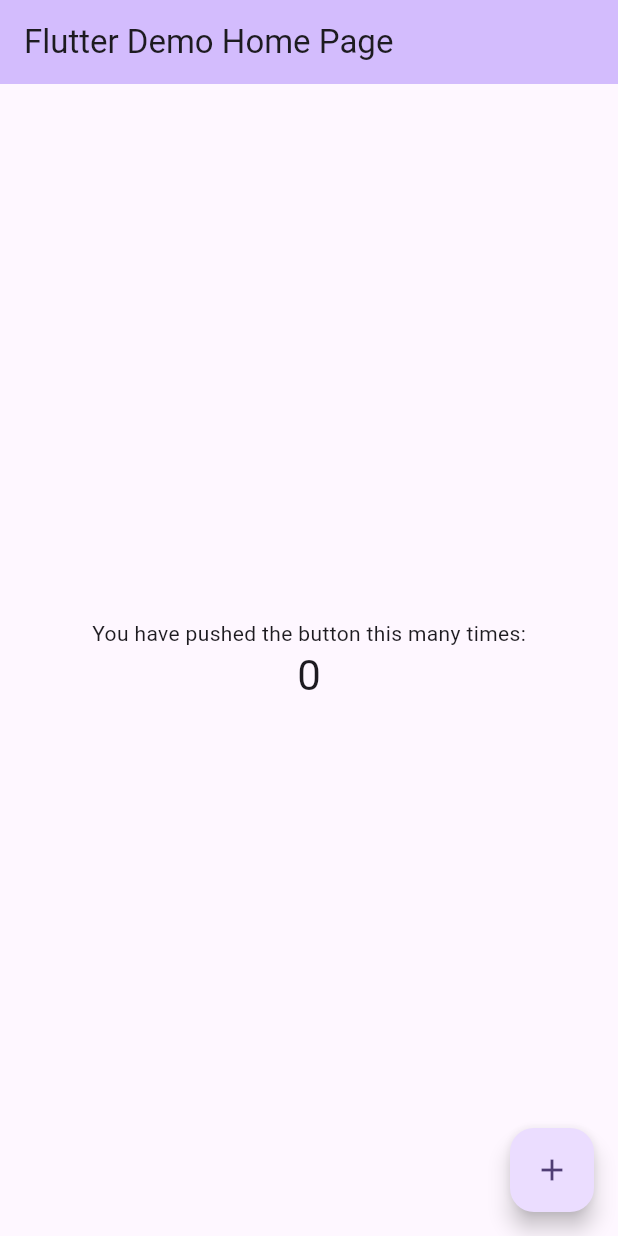
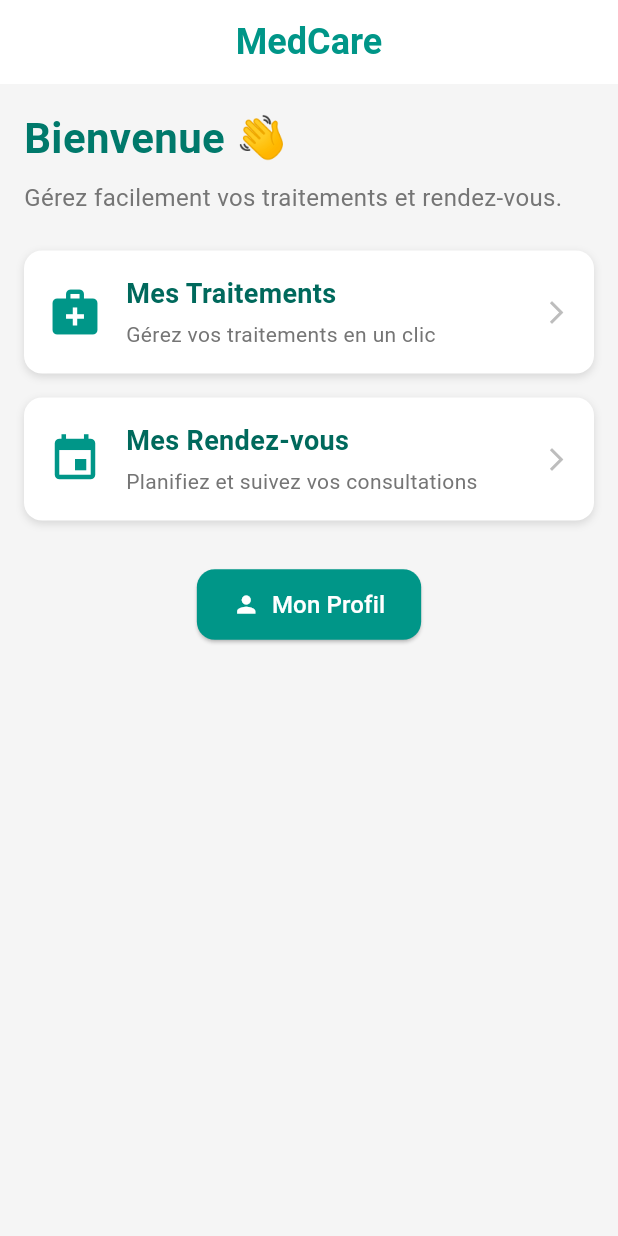
Before and after one commit to mpgamer75/medcare, a Flutter app: the screen it shows after launch, on a phone screen of 412 x 824 dp. Run offline on Flutter 3.47's test engine with Material 3 defaults, Android fonts, the phone set to English and light mode, and no system bars; Roboto replaces fonts that are missing (Arial).

Commit message:
feat(core): Ajout de la page d'acceuil de l'application *** à modifier et ajouter les liens pour les autres pages *** on doit pour ça créer les pages et les mettre sur le main.dart et l'écran d'acceuil

```diff
--- a/lib/main.dart
+++ b/lib/main.dart
@@ -1,122 +1,17 @@
 import 'package:flutter/material.dart';
+import 'screens/ecran_acceuil.dart';
 
 void main() {
-  runApp(const MyApp());
+  runApp(MyApp());
 }
 
 class MyApp extends StatelessWidget {
-  const MyApp({super.key});
-
-  // This widget is the root of your application.
   @override
   Widget build(BuildContext context) {
     return MaterialApp(
-      title: 'Flutter Demo',
-      theme: ThemeData(
-        // This is the theme of your application.
-        //
-        // TRY THIS: Try running your application with "flutter run". You'll see
-        // the application has a purple toolbar. Then, without quitting the app,
-        // try changing the seedColor in the colorScheme below to Colors.green
-        // and then invoke "hot reload" (save your changes or press the "hot
-        // reload" button in a Flutter-supported IDE, or press "r" if you used
-        // the command line to start the app).
-        //
-        // Notice that the counter didn't reset back to zero; the application
-        // state is not lost during the reload. To reset the state, use hot
-        // restart instead.
-        //
-        // This works for code too, not just values: Most code changes can be
-        // tested with just a hot reload.
-        colorScheme: ColorScheme.fromSeed(seedColor: Colors.deepPurple),
-      ),
-      home: const MyHomePage(title: 'Flutter Demo Home Page'),
+      debugShowCheckedModeBanner: false,
+      theme: ThemeData(primaryColor: Colors.teal, fontFamily: 'Arial'),
+      home: HomeScreen(),
     );
   }
 }
-
-class MyHomePage extends StatefulWidget {
-  const MyHomePage({super.key, required this.title});
-
-  // This widget is the home page of your application. It is stateful, meaning
-  // that it has a State object (defined below) that contains fields that affect
-  // how it looks.
-
-  // This class is the configuration for the state. It holds the values (in this
-  // case the title) provided by the parent (in this case the App widget) and
-  // used by the build method of the State. Fields in a Widget subclass are
-  // always marked "final".
-
-  final String title;
-
-  @override
-  State<MyHomePage> createState() => _MyHomePageState();
-}
-
-class _MyHomePageState extends State<MyHomePage> {
-  int _counter = 0;
-
-  void _incrementCounter() {
-    setState(() {
-      // This call to setState tells the Flutter framework that something has
-      // changed in this State, which causes it to rerun the build method below
-      // so that the display can reflect the updated values. If we changed
-      // _counter without calling setState(), then the build method would not be
-      // called again, and so nothing would appear to happen.
-      _counter++;
-    });
-  }
-
-  @override
-  Widget build(BuildContext context) {
-    // This method is rerun every time setState is called, for instance as done
-    // by the _incrementCounter method above.
-    //
-    // The Flutter framework has been optimized to make rerunning build methods
-    // fast, so that you can just rebuild anything that needs updating rather
-    // than having to individually change instances of widgets.
-    return Scaffold(
-      appBar: AppBar(
-        // TRY THIS: Try changing the color here to a specific color (to
-        // Colors.amber, perhaps?) and trigger a hot reload to see the AppBar
-        // change color while the other colors stay the same.
-        backgroundColor: Theme.of(context).colorScheme.inversePrimary,
-        // Here we take the value from the MyHomePage object that was created by
-        // the App.build method, and use it to set our appbar title.
-        title: Text(widget.title),
-      ),
-      body: Center(
-        // Center is a layout widget. It takes a single child and positions it
-        // in the middle of the parent.
-        child: Column(
-          // Column is also a layout widget. It takes a list of children and
-          // arranges them vertically. By default, it sizes itself to fit its
-          // children horizontally, and tries to be as tall as its parent.
-          //
-          // Column has various properties to control how it sizes itself and
-          // how it positions its children. Here we use mainAxisAlignment to
-          // center the children vertically; the main axis here is the vertical
-          // axis because Columns are vertical (the cross axis would be
-          // horizontal).
-          //
-          // TRY THIS: Invoke "debug painting" (choose the "Toggle Debug Paint"
-          // action in the IDE, or press "p" in the console), to see the
-          // wireframe for each widget.
-          mainAxisAlignment: MainAxisAlignment.center,
-          children: <Widget>[
-            const Text('You have pushed the button this many times:'),
-            Text(
-              '$_counter',
-              style: Theme.of(context).textTheme.headlineMedium,
-            ),
-          ],
-        ),
-      ),
-      floatingActionButton: FloatingActionButton(
-        onPressed: _incrementCounter,
-        tooltip: 'Increment',
-        child: const Icon(Icons.add),
-      ), // This trailing comma makes auto-formatting nicer for build methods.
-    );
-  }
-}
--- /dev/null
+++ b/lib/screens/ecran_acceuil.dart
@@ -0,0 +1,148 @@
+import 'package:flutter/material.dart';
+
+class HomeScreen extends StatelessWidget {
+  @override
+  Widget build(BuildContext context) {
+    return Scaffold(
+      backgroundColor: Colors.grey[100],
+      appBar: AppBar(
+        backgroundColor: Colors.white,
+        elevation: 0,
+        centerTitle: true,
+        title: Text(
+          'MedCare',
+          style: TextStyle(
+            color: Colors.teal,
+            fontSize: 24,
+            fontWeight: FontWeight.bold,
+          ),
+        ),
+        iconTheme: IconThemeData(color: Colors.teal),
+      ),
+      body: Padding(
+        padding: const EdgeInsets.all(16.0),
+        child: Column(
+          crossAxisAlignment: CrossAxisAlignment.start,
+          children: [
+            // ✅ Bienvenue & Message
+            Text(
+              'Bienvenue 👋',
+              style: TextStyle(
+                fontSize: 28,
+                fontWeight: FontWeight.bold,
+                color: Colors.teal[700],
+              ),
+            ),
+            SizedBox(height: 8),
+            Text(
+              'Gérez facilement vos traitements et rendez-vous.',
+              style: TextStyle(fontSize: 16, color: Colors.grey[600]),
+            ),
+
+            SizedBox(height: 24),
+
+            // ✅ Boutons d'action
+            _buildActionButton(
+              context,
+              icon: Icons.medical_services,
+              title: 'Mes Traitements',
+              subtitle: 'Gérez vos traitements en un clic',
+              onTap: () {
+                // TODO: Navigation vers les traitements
+              },
+            ),
+
+            SizedBox(height: 16),
+
+            _buildActionButton(
+              context,
+              icon: Icons.event,
+              title: 'Mes Rendez-vous',
+              subtitle: 'Planifiez et suivez vos consultations',
+              onTap: () {
+                // TODO: Navigation vers l'écran des rdv
+              },
+            ),
+
+            SizedBox(height: 32),
+
+            // ✅ Bouton pour accéder au profil utilisateur
+            Center(
+              child: ElevatedButton.icon(
+                style: ElevatedButton.styleFrom(
+                  backgroundColor: Colors.teal,
+                  padding: EdgeInsets.symmetric(horizontal: 24, vertical: 12),
+                  shape: RoundedRectangleBorder(
+                    borderRadius: BorderRadius.circular(12),
+                  ),
+                ),
+                onPressed: () {
+                  // à faire ==> la NavBar
+                },
+                icon: Icon(Icons.person, color: Colors.white),
+                label: Text(
+                  'Mon Profil',
+                  style: TextStyle(color: Colors.white, fontSize: 16),
+                ),
+              ),
+            ),
+          ],
+        ),
+      ),
+    );
+  }
+
+  // Widget personnalisé pour les boutons d'action de notre écran d'acceuil
+  Widget _buildActionButton(
+    BuildContext context, {
+    required IconData icon,
+    required String title,
+    required String subtitle,
+    required VoidCallback onTap,
+  }) {
+    return GestureDetector(
+      onTap: onTap,
+      child: Container(
+        padding: EdgeInsets.all(16),
+        decoration: BoxDecoration(
+          color: Colors.white,
+          borderRadius: BorderRadius.circular(12),
+          boxShadow: [
+            BoxShadow(
+              color: Colors.black12,
+              blurRadius: 4,
+              offset: Offset(0, 2),
+            ),
+          ],
+        ),
+        child: Row(
+          children: [
+            Icon(icon, size: 36, color: Colors.teal),
+            SizedBox(width: 16),
+            Expanded(
+              child: Column(
+                crossAxisAlignment: CrossAxisAlignment.start,
+                children: [
+                  Text(
+                    title,
+                    style: TextStyle(
+                      fontSize: 18,
+                      fontWeight: FontWeight.bold,
+                      color: Colors.teal[800],
+                    ),
+                  ),
+                  SizedBox(height: 4),
+                  Text(
+                    subtitle,
+                    style: TextStyle(fontSize: 14, color: Colors.grey[600]),
+                  ),
+                ],
+              ),
+            ),
+            Icon(Icons.arrow_forward_ios, size: 18, color: Colors.grey[400]),
+          ],
+        ),
+      ),
+    );
+  }
+}
```
Also changed, not shown: 1 other file.
